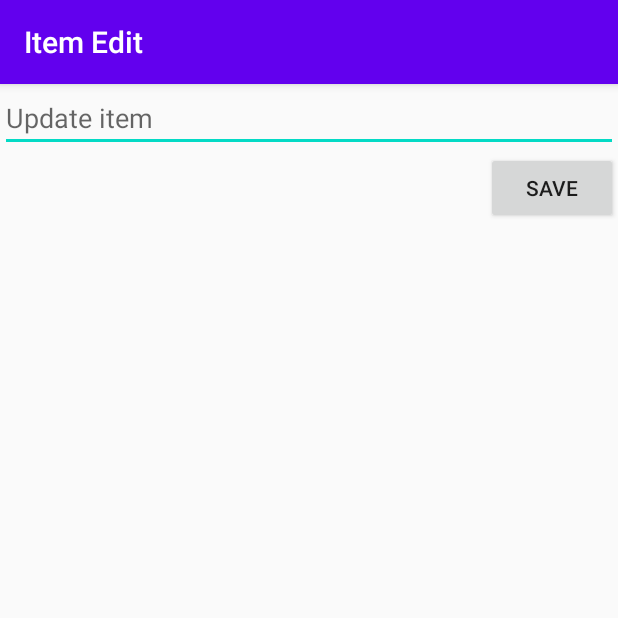
After one commit to mohammedajao/FBUTodo, an Android app: the EditActivity screen opened directly, with no data from a screen before it, on a phone screen of 412 x 824 dp, the top half of it. The commit adds this screen. Run offline under Robolectric (Android 15) with nearby library versions, the phone set to English and light mode, and no system bars.

Commit message:
Added editable/updatable text for the todo list and persistance with the changes made

```diff
--- a/app/src/main/AndroidManifest.xml
+++ b/app/src/main/AndroidManifest.xml
@@ -9,6 +9,7 @@
         android:roundIcon="@mipmap/ic_launcher_round"
         android:supportsRtl="true"
         android:theme="@style/AppTheme">
+        <activity android:name=".EditActivity"></activity>
         <activity android:name=".MainActivity">
             <intent-filter>
                 <action android:name="android.intent.action.MAIN" />
--- /dev/null
+++ b/app/src/main/java/com/example/fbutodo/EditActivity.java
@@ -0,0 +1,42 @@
+package com.example.fbutodo;
+
+import android.content.Intent;
+import android.support.v7.app.AppCompatActivity;
+import android.os.Bundle;
+import android.view.View;
+import android.widget.Button;
+import android.widget.EditText;
+
+public class EditActivity extends AppCompatActivity {
+
+    Button btnSave;
+    EditText etText;
+
+    @Override
+    protected void onCreate(Bundle savedInstanceState) {
+        super.onCreate(savedInstanceState);
+        setContentView(R.layout.activity_edit);
+
+        btnSave = findViewById(R.id.btnSave);
+        etText = findViewById(R.id.etText);
+
+        // Embellishment to notify user they're editing an item
+        getSupportActionBar().setTitle("Item Edit");
+        etText.setText(getIntent().getStringExtra(MainActivity.KEY_ITEM_TEXT));
+        // Save user edits on click
+        btnSave.setOnClickListener(new View.OnClickListener(){
+            @Override
+            public void onClick(View view) {
+                // Create an intent containing the results
+                Intent i = new Intent(EditActivity.this, MainActivity.class);
+                // Pass the data which will be the result of the edit
+                i.putExtra(MainActivity.KEY_ITEM_TEXT, etText.getText().toString());
+                i.putExtra(MainActivity.KEY_ITEM_POSITION, getIntent().getExtras().getInt(MainActivity.KEY_ITEM_POSITION));
+                // Set the result of the intent
+                setResult(RESULT_OK, i);
+                // Finish the activity, close the screen, and go back
+                finish();
+            }
+        });
+    }
+}
--- /dev/null
+++ b/app/src/main/res/layout/activity_edit.xml
@@ -0,0 +1,30 @@
+<?xml version="1.0" encoding="utf-8"?>
+<RelativeLayout
+    xmlns:android="http://schemas.android.com/apk/res/android"
+    xmlns:app="http://schemas.android.com/apk/res-auto"
+    xmlns:tools="http://schemas.android.com/tools"
+    android:layout_width="match_parent"
+    android:layout_height="match_parent"
+    tools:context=".EditActivity">
+
+    <EditText
+        android:id="@+id/etText"
+        android:layout_width="match_parent"
+        android:layout_height="wrap_content"
+        android:layout_alignParentStart="true"
+        android:layout_alignParentTop="true"
+        android:layout_marginStart="0dp"
+        android:layout_marginTop="0dp"
+        android:ems="10"
+        android:hint="Update item" />
+
+    <Button
+        android:id="@+id/btnSave"
+        android:layout_width="wrap_content"
+        android:layout_height="wrap_content"
+        android:layout_below="@+id/etText"
+        android:layout_alignParentEnd="true"
+        android:layout_marginTop="0dp"
+        android:layout_marginEnd="0dp"
+        android:text="Save" />
+</RelativeLayout>
```
Also changed, not shown: app/src/main/java/com/example/fbutodo/ItemsAdapter.java (+14 -1 lines), app/src/main/java/com/example/fbutodo/MainActivity.java (+44 -3 lines), app/src/main/res/layout/activity_main.xml (+6 -6 lines), 1 other file.
